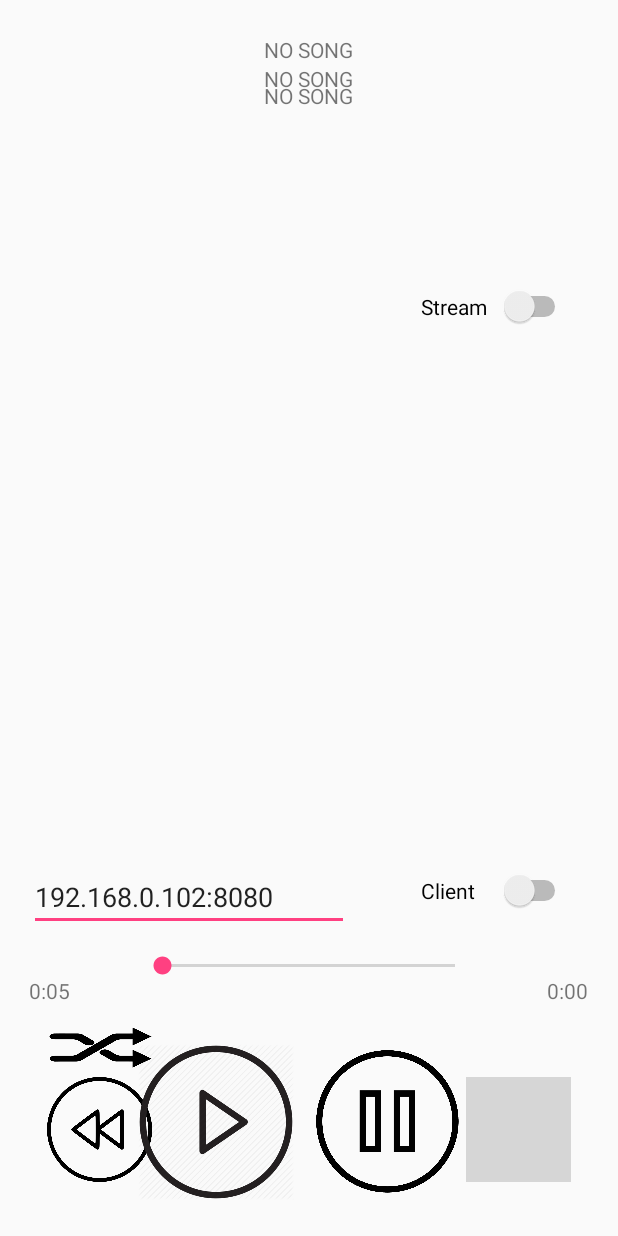
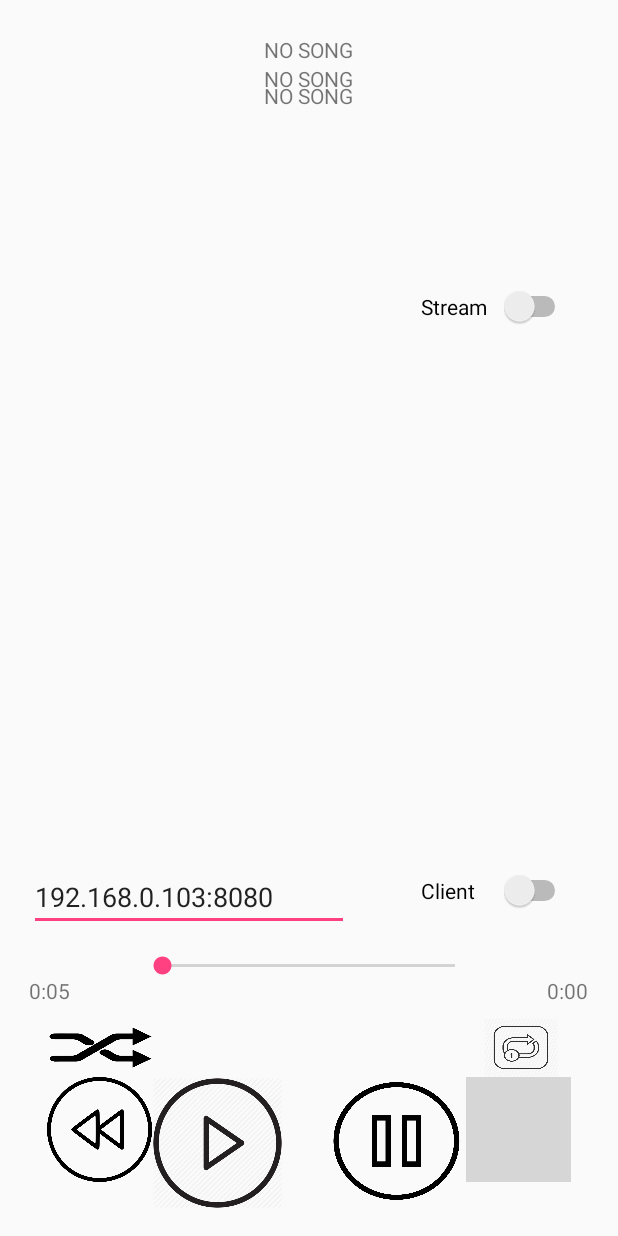
Before and after one commit to ncklengyel/SimplePlayer, an Android app: the screen it shows after launch (MainActivity), after a tap on an icon or button, on a phone screen of 412 x 824 dp. Run offline under Robolectric (Android 15) with nearby library versions, the phone set to English and light mode, and no system bars; libraries missing offline, so code that uses them is left out: com.koushikdutta.async; 16 statements that could not run were skipped; 3 other taps on this screen came first; grey boxes are pictures that could not be loaded.

Commit message:
Improve next, previous, removed one http server, begin repeat modes

```diff
--- a/MyApplication/app/src/main/java/com/example/nckle/myapplication/AbstractMediaComponent.java
+++ b/MyApplication/app/src/main/java/com/example/nckle/myapplication/AbstractMediaComponent.java
@@ -14,9 +14,7 @@ interface AbstractMediaComponent {
 
     void stop();
 
-    void repeatOne();
-
-    void repeatAll();
+    void toggleRepeatMode();
 
     int getCurrentPosition();
 
--- a/MyApplication/app/src/main/java/com/example/nckle/myapplication/MainActivity.java
+++ b/MyApplication/app/src/main/java/com/example/nckle/myapplication/MainActivity.java
@@ -24,6 +24,7 @@ public class MainActivity extends Activity {
     private ImageButton backButton;
     private ImageButton pauseButton;
     private ImageButton shuffleButton;
+    private ImageButton repeatButton;
     private SeekBar seekBar;
     private TextView timeRight;
     private TextView timeLeft;
@@ -56,6 +57,7 @@ public class MainActivity extends Activity {
         backButton = (ImageButton) findViewById(R.id.backButton);
         backButton = (ImageButton) findViewById(R.id.backButton);
         pauseButton = (ImageButton) findViewById(R.id.pauseButton);
+        repeatButton = (ImageButton) findViewById(R.id.repeatButton);
         shuffleButton = (ImageButton) findViewById(R.id.shuffleButton);
         seekBar = (SeekBar) findViewById(R.id.seekBar);
         timeLeft = (TextView) findViewById(R.id.timeLeftText);
@@ -166,6 +168,14 @@ public class MainActivity extends Activity {
                 topMediaPlayer.shuffle();
             }
         });
+
+        repeatButton.setOnClickListener(new View.OnClickListener() {
+            @Override
+            public void onClick(View v) {
+                topMediaPlayer.toggleRepeatMode();
+            }
+        });
+
         backButton.setOnClickListener(new View.OnClickListener() {
             @Override
             public void onClick(View v) {
--- a/MyApplication/app/src/main/java/com/example/nckle/myapplication/MediaServer.java
+++ b/MyApplication/app/src/main/java/com/example/nckle/myapplication/MediaServer.java
@@ -2,30 +2,17 @@ package com.example.nckle.myapplication;
 
 import android.content.Context;
 import android.graphics.Bitmap;
-import android.media.AudioManager;
-import android.media.MediaMetadataRetriever;
 import android.media.MediaPlayer;
-import android.os.Environment;
 import com.koushikdutta.async.http.server.AsyncHttpServer;
 import com.koushikdutta.async.http.server.AsyncHttpServerRequest;
 import com.koushikdutta.async.http.server.AsyncHttpServerResponse;
 import com.koushikdutta.async.http.server.HttpServerRequestCallback;
-import android.net.Uri;
 import android.util.Log;
-
 import org.json.JSONException;
 import org.json.JSONObject;
-
-import java.io.FileInputStream;
-import java.io.IOException;
-import java.io.InputStream;
-import java.util.ArrayList;
 import java.io.File;
 
-import fi.iki.elonen.NanoHTTPD;
-
-
-public class MediaServer extends NanoHTTPD implements AbstractMediaComponent {
+public class MediaServer implements AbstractMediaComponent {
 
     private MediaPlayer mMediaPlayer;
     private AsyncHttpServer mHttpSever;
@@ -35,11 +22,9 @@ public class MediaServer extends NanoHTTPD implements AbstractMediaComponent {
 
     public void setIsStreaming(boolean pIsStreaming) {
         isStreaming = pIsStreaming;
-        toggleModes();
     }
 
     public MediaServer(Context pContext){
-        super(8082);
         mPlayList = new Playlist(Utils.getMusicOnDevice());
         mContext = pContext;
         if (mPlayList.getCurrentSong() != null) {
@@ -52,7 +37,6 @@ public class MediaServer extends NanoHTTPD implements AbstractMediaComponent {
         mHttpSever.post("/play", new HttpServerRequestCallback() {
             @Override
             public void onRequest(AsyncHttpServerRequest request, AsyncHttpServerResponse response) {
-                //AsyncHttpRequestBody<String> body = request.getBody();
                 response.send(buildResponse("play", mPlayList.getCurrentSong().getJSON()));
                 play();
             }
@@ -106,34 +90,16 @@ public class MediaServer extends NanoHTTPD implements AbstractMediaComponent {
             }
         });
 
-        mHttpSever.post("/stream", new HttpServerRequestCallback() {
+        mHttpSever.get("/", new HttpServerRequestCallback() {
             @Override
             public void onRequest(AsyncHttpServerRequest request, AsyncHttpServerResponse response) {
-                shuffle();
-                response.send(buildResponse("shuffle", mPlayList.getCurrentSong().getJSON()));
+                File song = new File(mPlayList.getCurrentSong().getPath().toString());
+                response.sendFile(song);
             }
         });
 
         Log.i("Starting Server:","Listening on 8080");
         mHttpSever.listen(8080);
-
-    }
-
-    @Override
-    public Response serve(IHTTPSession session) {
-        InputStream myInput = null;
-        try {
-            myInput = new FileInputStream(mPlayList.getCurrentSong().getPath().toString());
-        } catch (IOException e) {
-            e.printStackTrace();
-        }
-        return createResponse(Response.Status.OK, "audio/mpeg", myInput);
-    }
-
-    //Announce that the file server accepts partial content requests
-    private Response createResponse(Response.Status status, String mimeType,
-                                    InputStream message) {
-        return newChunkedResponse(status, mimeType, message);
     }
 
     public void play(){
@@ -144,14 +110,18 @@ public class MediaServer extends NanoHTTPD implements AbstractMediaComponent {
         mMediaPlayer.stop();
         mPlayList.next();
         mMediaPlayer = MediaPlayer.create(mContext, mPlayList.getCurrentSong().getPath());
-        mMediaPlayer.start();
+        if(!isStreaming) {
+            mMediaPlayer.start();
+        }
     }
 
     public void previous(){
         mMediaPlayer.stop();
         mPlayList.previous();
         mMediaPlayer = MediaPlayer.create(mContext, mPlayList.getCurrentSong().getPath());
-        mMediaPlayer.start();
+        if(!isStreaming) {
+            mMediaPlayer.start();
+        }
 
     }
 
@@ -159,19 +129,18 @@ public class MediaServer extends NanoHTTPD implements AbstractMediaComponent {
         mMediaPlayer.stop();
         mPlayList.shuffle();
         mMediaPlayer = MediaPlayer.create(mContext, mPlayList.getCurrentSong().getPath());
-        mMediaPlayer.start();
+        if(!isStreaming) {
+            mMediaPlayer.start();
+        }
     }
 
     public void stop(){
         mMediaPlayer.stop();
     }
 
-    public void repeatOne(){
-
-    }
-
-    public void repeatAll(){
-
+    public void toggleRepeatMode(){
+        mPlayList.repeat();
+        mMediaPlayer = MediaPlayer.create(mContext, mPlayList.getCurrentSong().getPath());
     }
 
     public int getCurrentPosition(){
@@ -257,16 +226,4 @@ public class MediaServer extends NanoHTTPD implements AbstractMediaComponent {
 
     }
 
-    private void toggleModes(){
-        if(isStreaming) {
-            try {
-                super.start();
-            }catch (IOException e){
-                e.printStackTrace();
-            }
-        } else {
-            super.stop();
-        }
-    }
-
 }
--- a/MyApplication/app/src/main/java/com/example/nckle/myapplication/Playlist.java
+++ b/MyApplication/app/src/main/java/com/example/nckle/myapplication/Playlist.java
@@ -14,6 +14,8 @@ public class Playlist {
     private int firstIndex;
     private int lastIndex;
     private boolean isShuffling = false;
+    private boolean isRepeatAll = false;
+    private boolean isRepeatOne = false;
 
     public Playlist(ArrayList<Song> pSongs){
 
@@ -24,8 +26,11 @@ public class Playlist {
     }
 
     public void next(){
+        // If not shuffling go next song
         if (!isShuffling) {
             currentIndex++;
+        } else if(isRepeatOne) {
+
         } else {
             currentIndex = getRandomNumber(this.getNumberOfSongs());
         }
@@ -34,10 +39,12 @@ public class Playlist {
             reset();
     }
 
-    // TODO maybe check if it's the right thing to return the uri
     public void previous(){
+        // If not shuffling go next song
         if (!isShuffling) {
             currentIndex--;
+        } else if(isRepeatOne) {
+
         } else {
             currentIndex = getRandomNumber(this.getNumberOfSongs());
         }
@@ -53,8 +60,13 @@ public class Playlist {
         return null;
     }
     public void shuffle(){
-        isShuffling = !isShuffling;
-        next();
+        if (!isRepeatOne) {
+            isShuffling = !isShuffling;
+            next();
+        }
+    }
+    public void repeat(){
+        isRepeatOne = !isRepeatOne;
     }
 
     public int getNumberOfSongs(){
--- a/MyApplication/app/src/main/res/layout/activity_main.xml
+++ b/MyApplication/app/src/main/res/layout/activity_main.xml
@@ -75,21 +75,19 @@
 
     <ImageButton
         android:id="@+id/playButton"
-        android:layout_width="104dp"
-        android:layout_height="104dp"
-        android:layout_alignParentBottom="true"
-        android:layout_alignParentStart="true"
-        android:layout_marginBottom="24dp"
-        android:layout_marginStart="92dp"
+        android:layout_width="87dp"
+        android:layout_height="88dp"
+        android:layout_alignTop="@+id/nextButton"
+        android:layout_toEndOf="@+id/backButton"
         android:background="@android:color/transparent"
         android:scaleType="fitXY"
         android:src="@drawable/play_button" />
 
     <ImageButton
         android:id="@+id/pauseButton"
-        android:layout_width="104dp"
-        android:layout_height="104dp"
-        android:layout_alignTop="@+id/playButton"
+        android:layout_width="92dp"
+        android:layout_height="86dp"
+        android:layout_alignTop="@+id/nextButton"
         android:layout_toStartOf="@+id/nextButton"
         android:background="@android:color/transparent"
         android:scaleType="fitXY"
@@ -104,7 +102,7 @@
         android:layout_marginBottom="203dp"
         android:ems="10"
         android:inputType="textPersonName"
-        android:text="192.168.0.102:8080" />
+        android:text="192.168.0.103:8080" />
 
     <Switch
         android:id="@+id/clientSwitch"
@@ -149,6 +147,17 @@
         android:scaleType="fitXY"
         android:src="@drawable/shuffle_button" />
 
+    <ImageButton
+        android:id="@+id/repeatButton"
+        android:layout_width="49dp"
+        android:layout_height="39dp"
+        android:layout_above="@+id/nextButton"
+        android:layout_alignParentEnd="true"
+        android:layout_marginEnd="40dp"
+        android:background="@android:color/transparent"
+        android:scaleType="fitXY"
+        android:src="@drawable/repeatone_button" />
+
     <ImageView
         android:id="@+id/imgAlbumArt"
         android:layout_width="159dp"
```
Also changed, not shown: MyApplication/app/src/main/java/com/example/nckle/myapplication/MediaClient.java (+8 -7 lines), MyApplication/app/src/main/java/com/example/nckle/myapplication/TopMediaPlayer.java (+2 -6 lines).
